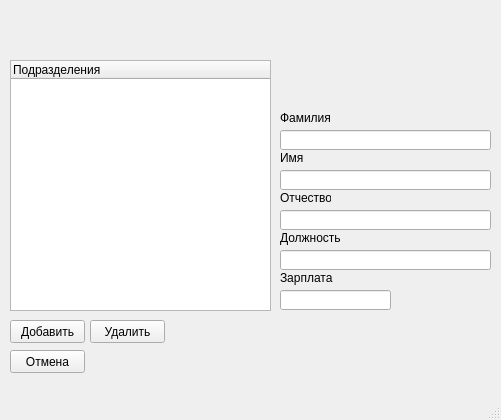
Seathe14/EmployeeAdderXML, file mainwindow.ui: the form before one commit.
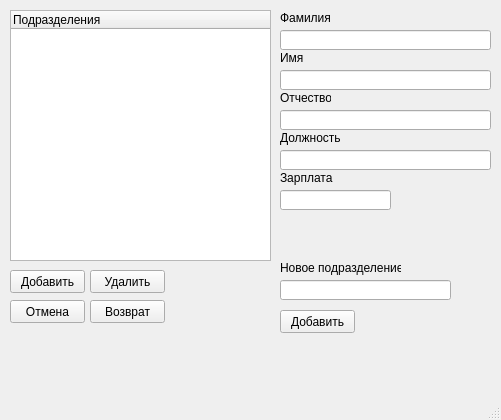
The form after the commit.

What changed in the file:
```diff
--- a/mainwindow.ui
+++ b/mainwindow.ui
@@ -18,7 +18,7 @@
     <property name="geometry">
      <rect>
       <x>10</x>
-      <y>60</y>
+      <y>10</y>
       <width>261</width>
       <height>251</height>
      </rect>
@@ -33,7 +33,7 @@
     <property name="geometry">
      <rect>
       <x>10</x>
-      <y>320</y>
+      <y>270</y>
       <width>75</width>
       <height>23</height>
      </rect>
@@ -46,7 +46,7 @@
     <property name="geometry">
      <rect>
       <x>280</x>
-      <y>130</y>
+      <y>30</y>
       <width>211</width>
       <height>20</height>
      </rect>
@@ -56,7 +56,7 @@
     <property name="geometry">
      <rect>
       <x>280</x>
-      <y>170</y>
+      <y>70</y>
       <width>211</width>
       <height>20</height>
      </rect>
@@ -66,7 +66,7 @@
     <property name="geometry">
      <rect>
       <x>280</x>
-      <y>210</y>
+      <y>110</y>
       <width>211</width>
       <height>20</height>
      </rect>
@@ -79,7 +79,7 @@
     <property name="geometry">
      <rect>
       <x>280</x>
-      <y>250</y>
+      <y>150</y>
       <width>211</width>
       <height>20</height>
      </rect>
@@ -89,7 +89,7 @@
     <property name="geometry">
      <rect>
       <x>280</x>
-      <y>290</y>
+      <y>190</y>
       <width>111</width>
       <height>20</height>
      </rect>
@@ -99,7 +99,7 @@
     <property name="geometry">
      <rect>
       <x>280</x>
-      <y>110</y>
+      <y>10</y>
       <width>51</width>
       <height>16</height>
      </rect>
@@ -112,7 +112,7 @@
     <property name="geometry">
      <rect>
       <x>280</x>
-      <y>150</y>
+      <y>50</y>
       <width>51</width>
       <height>16</height>
      </rect>
@@ -125,7 +125,7 @@
     <property name="geometry">
      <rect>
       <x>280</x>
-      <y>190</y>
+      <y>90</y>
       <width>51</width>
       <height>16</height>
      </rect>
@@ -138,7 +138,7 @@
     <property name="geometry">
      <rect>
       <x>280</x>
-      <y>230</y>
+      <y>130</y>
       <width>61</width>
       <height>16</height>
      </rect>
@@ -151,7 +151,7 @@
     <property name="geometry">
      <rect>
       <x>280</x>
-      <y>270</y>
+      <y>170</y>
       <width>61</width>
       <height>16</height>
      </rect>
@@ -164,7 +164,7 @@
     <property name="geometry">
      <rect>
       <x>90</x>
-      <y>320</y>
+      <y>270</y>
       <width>75</width>
       <height>23</height>
      </rect>
@@ -177,7 +177,7 @@
     <property name="geometry">
      <rect>
       <x>10</x>
-      <y>350</y>
+      <y>300</y>
       <width>75</width>
       <height>23</height>
      </rect>
@@ -186,6 +186,55 @@
      <string>Отмена</string>
     </property>
    </widget>
+   <widget class="QLineEdit" name="newDepartmentLE">
+    <property name="geometry">
+     <rect>
+      <x>280</x>
+      <y>280</y>
+      <width>171</width>
+      <height>20</height>
+     </rect>
+    </property>
+   </widget>
+   <widget class="QLabel" name="salaryLbl_2">
+    <property name="geometry">
+     <rect>
+      <x>280</x>
+      <y>260</y>
+      <width>121</width>
+      <height>16</height>
+     </rect>
+    </property>
+    <property name="text">
+     <string>Новое подразделение</string>
+    </property>
+   </widget>
+   <widget class="QPushButton" name="addDepBtn">
+    <property name="geometry">
+     <rect>
+      <x>280</x>
+      <y>310</y>
+      <width>75</width>
+      <height>23</height>
+     </rect>
+    </property>
+    <property name="text">
+     <string>Добавить</string>
+    </property>
+   </widget>
+   <widget class="QPushButton" name="redoBtn">
+    <property name="geometry">
+     <rect>
+      <x>90</x>
+      <y>300</y>
+      <width>75</width>
+      <height>23</height>
+     </rect>
+    </property>
+    <property name="text">
+     <string>Возврат</string>
+    </property>
+   </widget>
   </widget>
   <widget class="QMenuBar" name="menubar">
    <property name="geometry">
```
Left out of the diff: 2 changed lines with no effect on the pictures.
